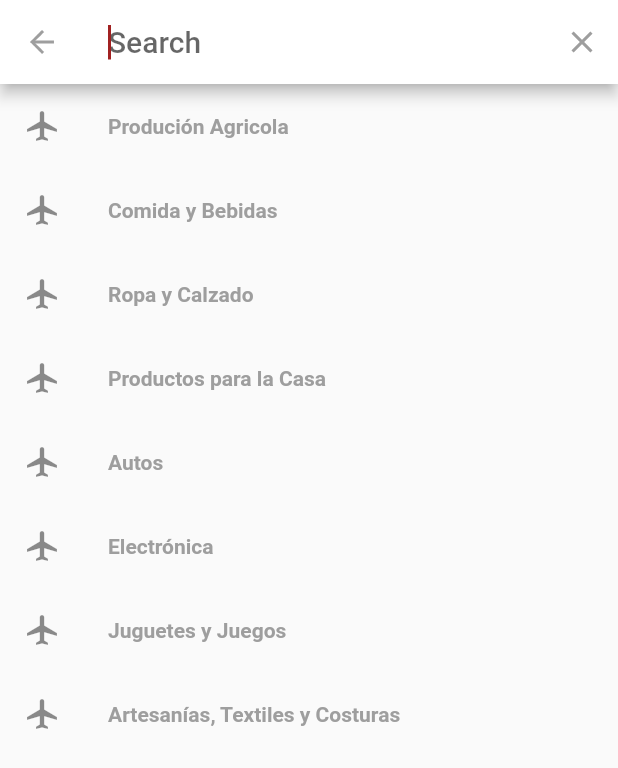
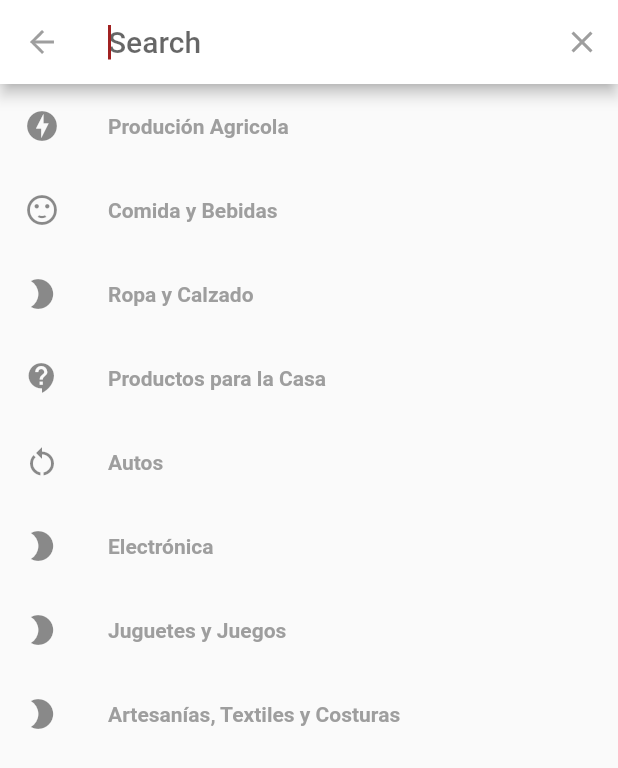
Before and after one commit to mauriciovalli/qapap_b2b, a Flutter app: the screen it shows after launch, scrolled down 211 dp, after a tap on the "search" icon, on a phone screen of 412 x 824 dp. Shown: the top 768 px of the screen. Run offline on Flutter 3.47's test engine with Material 2 defaults, Android fonts, the phone set to English and light mode, and no system bars; our stand-ins replace bloc, cached_network_image, equatable, flutter_bloc, flutter_swiper, flutter_typeahead and 1 more.

Commit message:
searcher functionality

```diff
--- a/lib/presentation/common/widgets/header.dart
+++ b/lib/presentation/common/widgets/header.dart
@@ -1,11 +1,7 @@
 import 'package:flutter/material.dart';
-import 'package:flutter_bloc/flutter_bloc.dart';
 import 'package:qapaq_b2b/configuration/theme.dart';
-import 'package:qapaq_b2b/dependencies_provider.dart';
-import 'package:qapaq_b2b/presentation/category/category_bloc.dart';
 import 'package:qapaq_b2b/presentation/common/widgets/header_actions.dart';
-import 'package:qapaq_b2b/presentation/product/product_bloc.dart';
-import 'package:qapaq_b2b/services/category_repository.dart';
+import 'package:qapaq_b2b/presentation/common/widgets/searcher.dart';
 
 class MyAppBar extends StatefulWidget implements PreferredSizeWidget {
   MyAppBar({Key key})
@@ -49,7 +45,7 @@ class _MyTittle extends StatelessWidget {
           vertical: themeConfig.appPaddingVertical,
         ),
         child: Row(
-          mainAxisSize: MainAxisSize.max,
+          mainAxisSize: MainAxisSize.min,
           mainAxisAlignment: MainAxisAlignment.spaceBetween,
           children: [
             Container(
@@ -62,87 +58,13 @@ class _MyTittle extends StatelessWidget {
               ),
             ),
             Container(
-              child: IconButton(
+              child: themeConfig.isDesktop ? WebSearcher() : IconButton(
                   icon: Icon(Icons.search, color: Colors.white),
                   onPressed: () {
-                    showSearch(context: context, delegate: _DataSearch());
+                    showSearch(context: context, delegate: MobileDataSearcher());
                   }),
             ),
           ],
         ));
   }
 }
-
-class _DataSearch extends SearchDelegate<String> {
-  final CategoryRepository _repository = getIt<CategoryRepository>();
-
-  @override
-  List<Widget> buildActions(BuildContext context) {
-    return [
-      IconButton(
-          icon: Icon(Icons.clear),
-          onPressed: () {
-            query = "";
-          })
-    ];
-  }
-
-  @override
-  Widget buildLeading(BuildContext context) {
-    // leading icon on the left of the app bar
-    return IconButton(
-        icon: AnimatedIcon(
-          icon: AnimatedIcons.menu_arrow,
-          progress: transitionAnimation,
-        ),
-        onPressed: () {
-          close(context, null);
-        });
-  }
-
-  @override
-  Widget buildResults(BuildContext context) {
-    return IconButton(
-        icon: AnimatedIcon(
-          icon: AnimatedIcons.menu_arrow,
-          progress: transitionAnimation,
-        ),
-        onPressed: () {});
-  }
-
-  @override
-  Widget buildSuggestions(BuildContext context) {
-    final suggestionList = query.isEmpty
-        ? _repository.list()
-        : _repository
-            .list()
-            .where((element) => element.name.startsWith(query))
-            .toList();
-
-    return ListView.builder(
-      itemBuilder: (context, index) => ListTile(
-        onTap: () {
-          var categorySelected =
-              _repository.findByName(suggestionList[index].name);
-          BlocProvider.of<CategoryBloc>(context).add(CategoryHide());
-          BlocProvider.of<ProductBloc>(context)
-              .add(ProductLoad(categorySelected.id));
-          close(context, null);
-        },
-        leading: Icon(Icons.local_airport),
-        title: RichText(
-            text: TextSpan(
-                text: suggestionList[index].name.substring(0, query.length),
-                style:
-                    TextStyle(color: Colors.black, fontWeight: FontWeight.bold),
-                children: [
-              TextSpan(
-                text: suggestionList[index].name.substring(query.length),
-                style: TextStyle(color: Colors.grey),
-              ),
-            ])),
-      ),
-      itemCount: suggestionList.length,
-    );
-  }
-}
--- a/lib/services/category_memory.dart
+++ b/lib/services/category_memory.dart
@@ -61,6 +61,11 @@ class CategoryInMemoryRepository implements CategoryRepository {
   }
 
   @override
+  List<CategoryModel> listByName(String pattern) {
+   return _parse(jsonDecode(categoriesJson)).where((element) => element.name.toLowerCase().startsWith(pattern.toLowerCase())).toList();
+  }
+
+  @override
   CategoryModel findByName(String name) {
     return _parse(jsonDecode(categoriesJson)).firstWhere((p) => p.name.startsWith(name));
   }
--- a/lib/services/category_repository.dart
+++ b/lib/services/category_repository.dart
@@ -2,6 +2,7 @@ import 'package:qapaq_b2b/models/category.dart';
 
 abstract class CategoryRepository {
   List<CategoryModel> list();
+  List<CategoryModel> listByName(String pattern);
 
   CategoryModel findByName(String name);
 }
--- a/pubspec.yaml
+++ b/pubspec.yaml
@@ -20,6 +20,7 @@ dependencies:
   flutter:
     sdk: flutter
 
+  flutter_typeahead: ^1.8.3
   # The following adds the Cupertino Icons font to your application.
   # Use with the CupertinoIcons class for iOS style icons.
   cupertino_icons: ^0.1.3
```
Also changed, not shown: lib/presentation/common/widgets/searcher.dart (added, +154 -0 lines), pubspec.lock.
